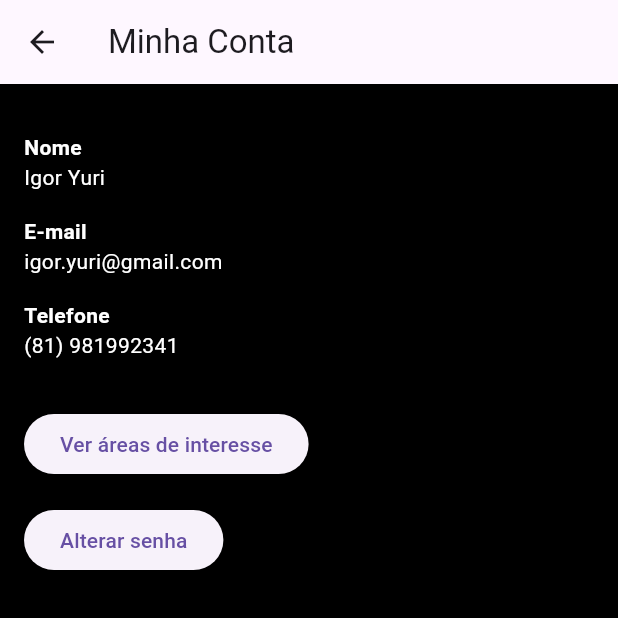
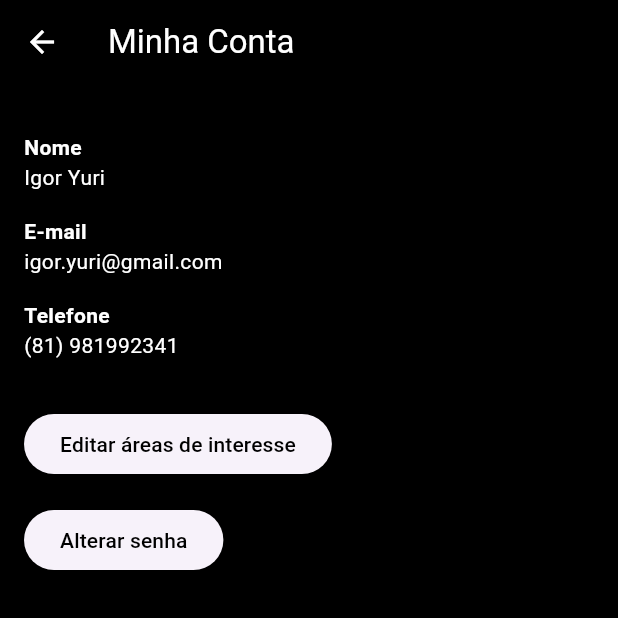
Before and after one commit to Caillouren/Alcomt-Flutter, a Flutter app: the MinhaContaPage screen opened directly, on a phone screen of 412 x 824 dp, the top half of it. Run offline on Flutter 3.47's test engine with Material 2 defaults, Android fonts, the phone set to English and light mode, and no system bars; our stand-ins replace csv.

Commit message:
Atualização dos botões

```diff
--- a/lib/cadastro_page.dart
+++ b/lib/cadastro_page.dart
@@ -45,6 +45,8 @@ class _CadastroPageState extends State<CadastroPage> {
           children: [
             Image.asset(
               'assets/logo_alcomt.png',
+              width: 200,
+              height: 200,
             ),
             // campo de texto para o nome
             TextFormField(
--- a/lib/minhaconta_page.dart
+++ b/lib/minhaconta_page.dart
@@ -1,4 +1,6 @@
 import 'package:flutter/material.dart';
+import 'package:alcomt_puro/editar_areas_page.dart';
+import 'package:alcomt_puro/MenuPage.dart';
 
 class MinhaContaPage extends StatefulWidget {
   @override
@@ -15,7 +17,25 @@ class _MinhaContaPageState extends State<MinhaContaPage> {
     return Scaffold(
       backgroundColor: Colors.black,
       appBar: AppBar(
-        title: Text('Minha Conta'),
+        title: Text(
+          'Minha Conta',
+          style: TextStyle(color: Colors.white),
+        ),
+        backgroundColor: Colors.black, // define o background preto do appBar
+        leading: IconButton(
+          //icone <-
+          icon: Icon(
+            Icons.arrow_back,
+            color: Colors.white, // define a cor do ícone como branca
+          ),
+          onPressed: () {
+            Navigator.push(
+              //Navega para a página
+              context,
+              MaterialPageRoute(builder: (context) => MenuPage()),
+            );
+          },
+        ),
       ),
       body: Container(
         padding: EdgeInsets.all(16.0),
@@ -73,16 +93,26 @@ class _MinhaContaPageState extends State<MinhaContaPage> {
             SizedBox(height: 32.0),
             ElevatedButton(
               onPressed: () {
-                // Ação do botão "Ver áreas de interesse"
+                // Ação do botão "Editar áreas de interesse"
+                Navigator.push(
+                  context,
+                  MaterialPageRoute(builder: (context) => EditBairroPage()),
+                ); // código para salvar o cadastro
               },
-              child: Text('Ver áreas de interesse'),
+              child: Text(
+                'Editar áreas de interesse',
+                style: TextStyle(fontSize: 14, color: Colors.black),
+              ),
             ),
             SizedBox(height: 16.0),
             ElevatedButton(
               onPressed: () {
                 // Ação do botão "Alterar senha"
               },
-              child: Text('Alterar senha'),
+              child: Text(
+                'Alterar senha',
+                style: TextStyle(fontSize: 14, color: Colors.black),
+              ),
             ),
           ],
         ),
--- a/pubspec.yaml
+++ b/pubspec.yaml
@@ -65,6 +65,7 @@ flutter:
   assets:
     - assets/logo_alcomt.png
     - assets/bairrosRecife.csv
+    - assets/person-icon.png
 
   # An image asset can refer to one or more resolution-specific "variants", see
   # https://flutter.dev/assets-and-images/#resolution-aware
```
Also changed, not shown: lib/MenuPage.dart (+46 -3 lines), lib/editar_areas_page.dart (+6 -6 lines), assets/person-icon.png (added), pubspec.lock.
